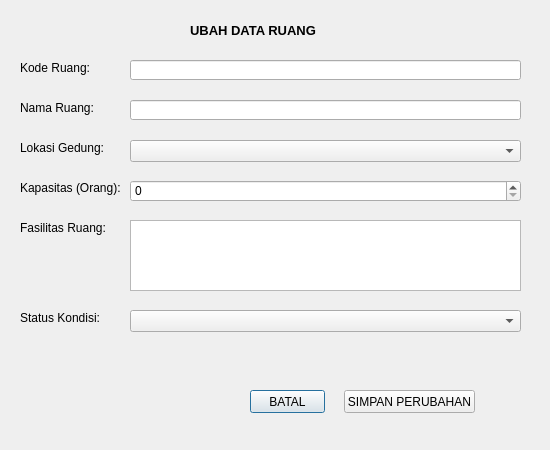
Qt form ui/ubah_data_ruang_BMN.ui (Ariel-F-S/SistemPeminjamanRuangPolinemaKampusKediri) before a commit.
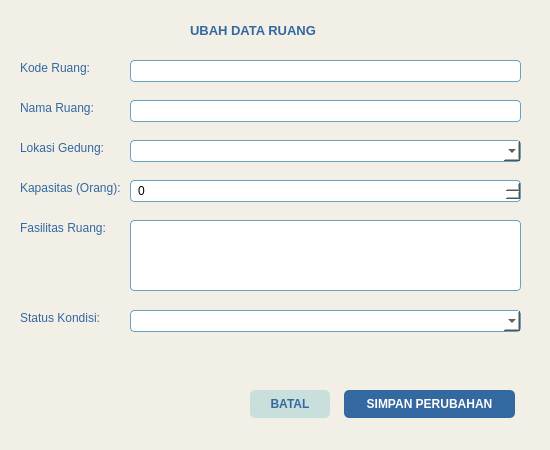
The same form after that commit. Icons and pictures are not drawn.

```diff
--- a/ui/ubah_data_ruang_BMN.ui
+++ b/ui/ubah_data_ruang_BMN.ui
@@ -11,14 +11,19 @@
    </rect>
   </property>
   <property name="windowTitle">
-   <string>Dialog</string>
+   <string>Ubah Data Ruang</string>
+  </property>
+  <property name="styleSheet">
+   <string notr="true">QDialog#Dialog {
+    background-color: #F2EFE7;
+}</string>
   </property>
   <widget class="QLabel" name="label">
    <property name="geometry">
     <rect>
      <x>190</x>
      <y>20</y>
-     <width>141</width>
+     <width>161</width>
      <height>20</height>
     </rect>
    </property>
@@ -29,6 +34,9 @@
      <bold>true</bold>
     </font>
    </property>
+   <property name="styleSheet">
+    <string notr="true">color: #3368A0;</string>
+   </property>
    <property name="text">
     <string>UBAH DATA RUANG</string>
    </property>
@@ -42,6 +50,9 @@
      <height>16</height>
     </rect>
    </property>
+   <property name="styleSheet">
+    <string notr="true">color: #3368A0;</string>
+   </property>
    <property name="text">
     <string>Kode Ruang: </string>
    </property>
@@ -55,6 +66,9 @@
      <height>16</height>
     </rect>
    </property>
+   <property name="styleSheet">
+    <string notr="true">color: #3368A0;</string>
+   </property>
    <property name="text">
     <string>Nama Ruang:</string>
    </property>
@@ -68,6 +82,9 @@
      <height>16</height>
     </rect>
    </property>
+   <property name="styleSheet">
+    <string notr="true">color: #3368A0;</string>
+   </property>
    <property name="text">
     <string>Lokasi Gedung:</string>
    </property>
@@ -81,6 +98,9 @@
      <height>16</height>
     </rect>
    </property>
+   <property name="styleSheet">
+    <string notr="true">color: #3368A0;</string>
+   </property>
    <property name="text">
     <string>Kapasitas (Orang):</string>
    </property>
@@ -94,6 +114,9 @@
      <height>16</height>
     </rect>
    </property>
+   <property name="styleSheet">
+    <string notr="true">color: #3368A0;</string>
+   </property>
    <property name="text">
     <string>Fasilitas Ruang:</string>
    </property>
@@ -107,6 +130,9 @@
      <height>16</height>
     </rect>
    </property>
+   <property name="styleSheet">
+    <string notr="true">color: #3368A0;</string>
+   </property>
    <property name="text">
     <string>Status Kondisi:</string>
    </property>
@@ -117,9 +143,15 @@
      <x>130</x>
      <y>60</y>
      <width>391</width>
-     <height>20</height>
+     <height>22</height>
     </rect>
    </property>
+   <property name="styleSheet">
+    <string notr="true">background-color: #FFFFFF;
+border: 1px solid #66A3BF;
+border-radius: 4px;
+padding-left: 5px;</string>
+   </property>
   </widget>
   <widget class="QLineEdit" name="lineEdit_2">
    <property name="geometry">
@@ -127,9 +159,15 @@
      <x>130</x>
      <y>100</y>
      <width>391</width>
-     <height>20</height>
+     <height>22</height>
     </rect>
    </property>
+   <property name="styleSheet">
+    <string notr="true">background-color: #FFFFFF;
+border: 1px solid #66A3BF;
+border-radius: 4px;
+padding-left: 5px;</string>
+   </property>
   </widget>
   <widget class="QComboBox" name="comboBox">
    <property name="geometry">
@@ -140,6 +178,12 @@
      <height>22</height>
     </rect>
    </property>
+   <property name="styleSheet">
+    <string notr="true">background-color: #FFFFFF;
+border: 1px solid #66A3BF;
+border-radius: 4px;
+padding-left: 5px;</string>
+   </property>
   </widget>
   <widget class="QSpinBox" name="spinBox">
    <property name="geometry">
@@ -150,6 +194,12 @@
      <height>22</height>
     </rect>
    </property>
+   <property name="styleSheet">
+    <string notr="true">background-color: #FFFFFF;
+border: 1px solid #66A3BF;
+border-radius: 4px;
+padding-left: 5px;</string>
+   </property>
   </widget>
   <widget class="QTextEdit" name="textEdit">
    <property name="geometry">
@@ -160,6 +210,12 @@
      <height>71</height>
     </rect>
    </property>
+   <property name="styleSheet">
+    <string notr="true">background-color: #FFFFFF;
+border: 1px solid #66A3BF;
+border-radius: 4px;
+padding: 4px;</string>
+   </property>
   </widget>
   <widget class="QComboBox" name="comboBox_2">
    <property name="geometry">
@@ -170,16 +226,34 @@
      <height>22</height>
     </rect>
    </property>
+   <property name="styleSheet">
+    <string notr="true">background-color: #FFFFFF;
+border: 1px solid #66A3BF;
+border-radius: 4px;
+padding-left: 5px;</string>
+   </property>
   </widget>
   <widget class="QPushButton" name="pushButton">
    <property name="geometry">
     <rect>
      <x>250</x>
      <y>390</y>
-     <width>75</width>
-     <height>23</height>
+     <width>80</width>
+     <height>28</height>
     </rect>
    </property>
+   <property name="styleSheet">
+    <string notr="true">QPushButton {
+    background-color: #C8DFDB;
+    color: #3368A0;
+    border-radius: 5px;
+    font-weight: bold;
+}
+QPushButton:hover {
+    background-color: #66A3BF;
+    color: #FFFFFF;
+}</string>
+   </property>
    <property name="text">
     <string>BATAL</string>
    </property>
@@ -189,10 +263,21 @@
     <rect>
      <x>344</x>
      <y>390</y>
-     <width>131</width>
-     <height>23</height>
+     <width>171</width>
+     <height>28</height>
     </rect>
    </property>
+   <property name="styleSheet">
+    <string notr="true">QPushButton {
+    background-color: #3368A0;
+    color: #FFFFFF;
+    border-radius: 5px;
+    font-weight: bold;
+}
+QPushButton:hover {
+    background-color: #66A3BF;
+}</string>
+   </property>
    <property name="text">
     <string>SIMPAN PERUBAHAN</string>
    </property>
```
Left out of the diff: 8 changed lines with no effect on the pictures.
